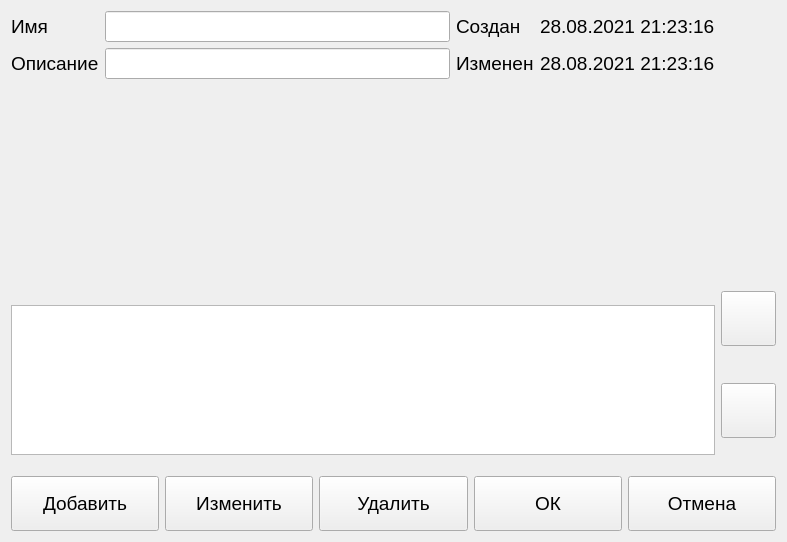
Above: QtClient/QtClimaClient/Frames/Graphs/TempProfileEditorFrame.ui from ciberslavik/climacore before the change. Below: the same form after it.
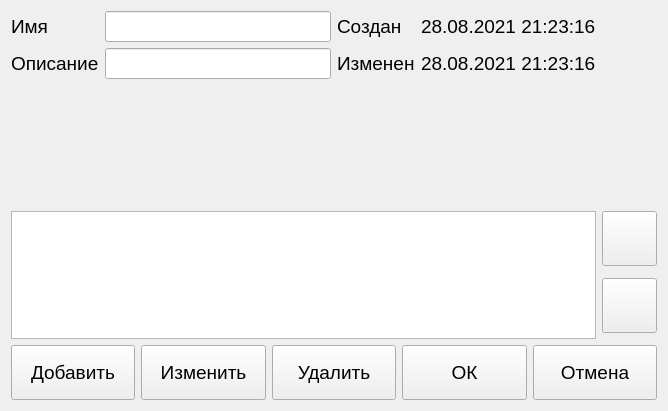
That is the form after the change. Icons and pictures are not drawn. Custom widgets are drawn as their Qt base class.

Diff of the .ui file:
```diff
--- a/QtClient/QtClimaClient/Frames/Graphs/TempProfileEditorFrame.ui
+++ b/QtClient/QtClimaClient/Frames/Graphs/TempProfileEditorFrame.ui
@@ -6,8 +6,8 @@
    <rect>
     <x>0</x>
     <y>0</y>
-    <width>787</width>
-    <height>542</height>
+    <width>668</width>
+    <height>411</height>
    </rect>
   </property>
   <property name="font">
@@ -72,7 +72,7 @@
      <property name="minimumSize">
       <size>
        <width>0</width>
-       <height>200</height>
+       <height>120</height>
       </size>
      </property>
     </widget>
```
